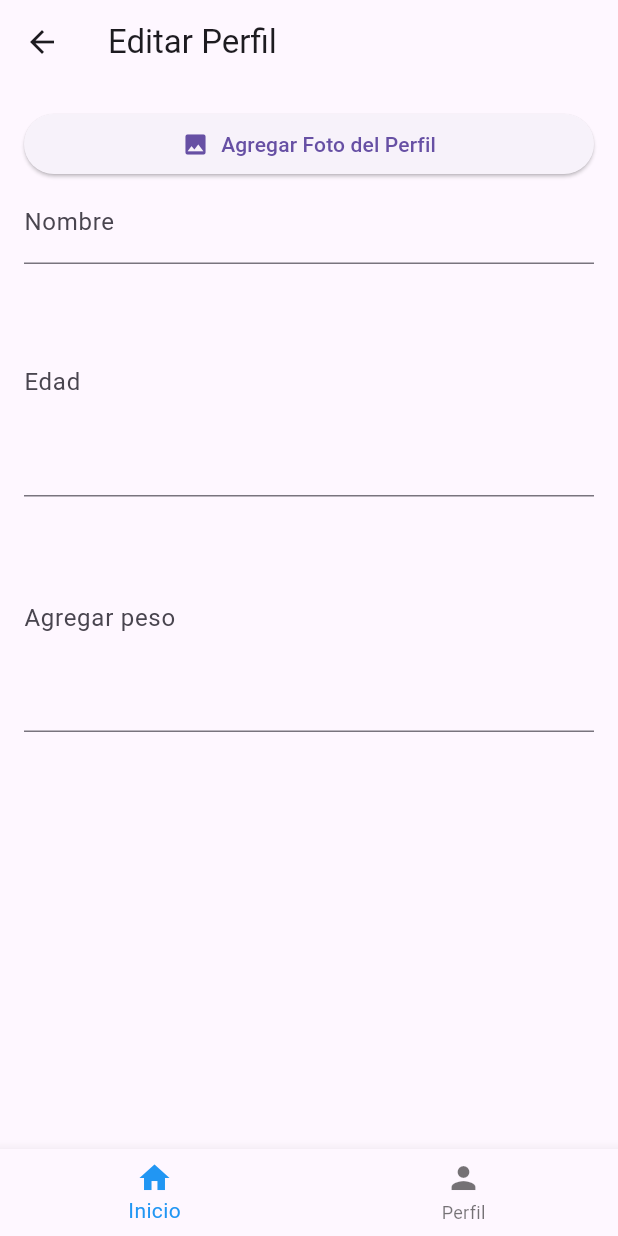
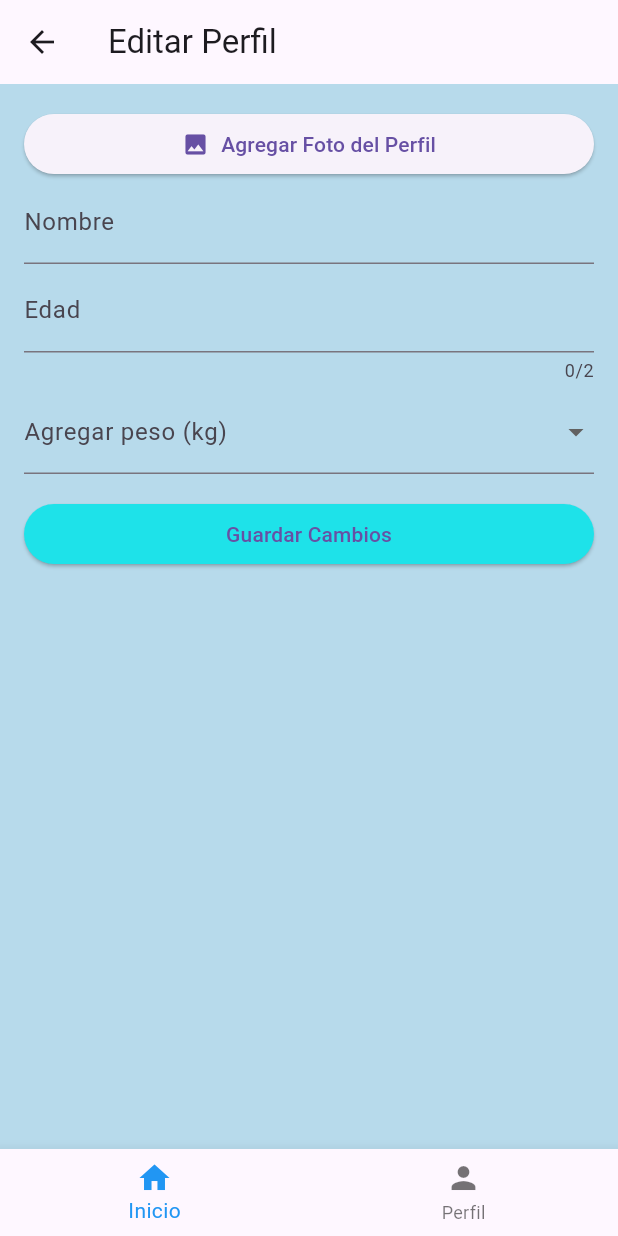
Before and after one commit to DayaCornelio/salud-eficiente, a Flutter app: the screen it shows after launch, item 2 of the bottom bar chosen, after a tap on "Agregar Foto del Perfil", on a phone screen of 412 x 824 dp. Run offline on Flutter 3.47's test engine with Material 3 defaults, Android fonts, the phone set to English and light mode, and no system bars.

Commit message:
cambios 4

```diff
--- a/lib/main.dart
+++ b/lib/main.dart
@@ -1,109 +1,5 @@
-import 'package:flutter/material.dart';
-import 'package:salud_eficiente/screen/Dermatologia.dart';
-import 'package:salud_eficiente/screen/Medico.dart';
-import 'package:salud_eficiente/screen/Odontologia.dart';
-import 'package:salud_eficiente/screen/login.dart';
-import 'package:salud_eficiente/screen/pagina_perfil.dart';
+import 'package:salud_eficiente/screen/screens.dart';
 
 void main() {
   runApp(const MyApp());
 }
-
-class MyApp extends StatelessWidget {
-  const MyApp({Key? key}) : super(key: key);
-
-  @override
-  Widget build(BuildContext context) {
-    return MaterialApp(
-      title: 'Salud Eficiente',
-      theme: ThemeData(
-        primarySwatch: Colors.blue,
-      ),
-      home: const HomePage(),
-      debugShowCheckedModeBanner: false,
-    );
-  }
-}
-
-class HomePage extends StatelessWidget {
-  const HomePage({Key? key}) : super(key: key);
-
-  @override
-  Widget build(BuildContext context) {
-    return Scaffold(
-      appBar: AppBar(
-        title: const Text('Salud Eficiente'),
-        actions: [
-          IconButton(
-            onPressed: () {
-              Navigator.pushReplacement(
-                context,
-                MaterialPageRoute(builder: (context) => const LoginPage()),
-              );
-            },
-            icon: const Icon(Icons.logout),
-          ),
-        ],
-      ),
-      body: Container(
-        margin: const EdgeInsets.all(16.0),
-        child: Column(
-          mainAxisAlignment: MainAxisAlignment.start,
-          crossAxisAlignment: CrossAxisAlignment.stretch,
-          children: <Widget>[
-            ElevatedButton(
-              onPressed: () {
-                Navigator.push(
-                  context,
-                  MaterialPageRoute(builder: (context) => const Dermatologia()),
-                );
-              },
-              child: const Text('Dermatologia'),
-            ),
-            ElevatedButton(
-              onPressed: () {
-                Navigator.push(
-                  context,
-                  MaterialPageRoute(builder: (context) => const Odontologia()),
-                );
-              },
-              child: const Text('Odontologia'),
-            ),
-            ElevatedButton(
-              onPressed: () {
-                Navigator.push(
-                  context,
-                  MaterialPageRoute(builder: (context) => const Medico()),
-                );
-              },
-              child: const Text('Medico'),
-            ),
-          ],
-        ),
-      ),
-      bottomNavigationBar: BottomNavigationBar(
-        items: const <BottomNavigationBarItem>[
-          BottomNavigationBarItem(
-            icon: Icon(Icons.home),
-            label: 'Inicio',
-          ),
-          BottomNavigationBarItem(
-            icon: Icon(Icons.person),
-            label: 'Perfil',
-          ),
-        ],
-        selectedItemColor: Colors.blue,
-        onTap: (int index) {
-          if (index == 0) {
-            // Navegar a la página de inicio si se presiona "Inicio"
-          } else if (index == 1) {
-            Navigator.push(
-              context,
-              MaterialPageRoute(builder: (context) => const ProfilePage()),
-            );
-          }
-        },
-      ),
-    );
-  }
-}
--- /dev/null
+++ b/lib/screen/StatelessWidget.dart
@@ -0,0 +1,18 @@
+import 'package:salud_eficiente/screen/screens.dart';
+
+class MyApp extends StatelessWidget {
+  const MyApp({Key? key}) : super(key: key);
+
+  @override
+  Widget build(BuildContext context) {
+    return MaterialApp(
+      title: 'Salud Eficiente',
+      theme: ThemeData(
+        primarySwatch: Colors.blue,
+      ),
+      home: const HomePage(),
+      debugShowCheckedModeBanner: false,
+      //ruta
+    );
+  }
+}
--- /dev/null
+++ b/lib/screen/home_page.dart
@@ -0,0 +1,87 @@
+import 'package:salud_eficiente/screen/screens.dart';
+import '../screen/Dermatologia.dart';
+import '../screen/Medico.dart';
+import '../screen/Odontologia.dart';
+
+class HomePage extends StatelessWidget {
+  const HomePage({Key? key}) : super(key: key);
+
+  @override
+  Widget build(BuildContext context) {
+    return Scaffold(
+      appBar: AppBar(
+        title: const Text('Salud Eficiente'),
+        actions: [
+          IconButton(
+            onPressed: () {
+              Navigator.pushReplacement(
+                context,
+                MaterialPageRoute(builder: (context) => const LoginPage()),
+              );
+            },
+            icon: const Icon(Icons.logout),
+          ),
+        ],
+      ),
+      body: Container(
+        margin: const EdgeInsets.all(16.0),
+        child: Column(
+          mainAxisAlignment: MainAxisAlignment.start,
+          crossAxisAlignment: CrossAxisAlignment.stretch,
+          children: <Widget>[
+            ElevatedButton(
+              onPressed: () {
+                Navigator.push(
+                  context,
+                  MaterialPageRoute(builder: (context) => const Dermatologia()),
+                );
+              },
+              child: const Text('Dermatologia'),
+            ),
+            ElevatedButton(
+              onPressed: () {
+                Navigator.push(
+                  context,
+                  MaterialPageRoute(builder: (context) => const Odontologia()),
+                );
+              },
+              child: const Text('Odontologia'),
+            ),
+            ElevatedButton(
+              onPressed: () {
+                Navigator.push(
+                  context,
+                  MaterialPageRoute(builder: (context) => const Medico()),
+                );
+              },
+              child: const Text('Medico'),
+            ),
+          ],
+        ),
+      ),
+      bottomNavigationBar: BottomNavigationBar(
+        items: const <BottomNavigationBarItem>[
+          BottomNavigationBarItem(
+            icon: Icon(Icons.home),
+            label: 'Inicio',
+          ),
+          BottomNavigationBarItem(
+            icon: Icon(Icons.person),
+            label: 'Perfil',
+          ),
+        ],
+        selectedItemColor: Colors.blue,
+        onTap: (int index) {
+          if (index == 0) {
+            // Navegar a la página de inicio si se presiona "Inicio"
+          } else if (index == 1) {
+            Navigator.push(
+              context,
+              MaterialPageRoute(builder: (context) => const ProfilePage()),
+            );
+          }
+        },
+      ),
+    );
+  }
+}
--- a/lib/screen/login.dart
+++ b/lib/screen/login_page.dart
@@ -1,6 +1,4 @@
-import 'package:flutter/material.dart';
-import 'package:salud_eficiente/main.dart';
-import 'package:salud_eficiente/screen/register.dart';
+import 'package:salud_eficiente/screen/screens.dart';
 
 class LoginPage extends StatelessWidget {
   const LoginPage({Key? key}) : super(key: key);
--- a/lib/screen/pagina_perfil.dart
+++ b/lib/screen/pagina_perfil.dart
@@ -1,4 +1,5 @@
 import 'package:flutter/material.dart';
+import 'package:flutter/services.dart';
 
 class ProfilePage extends StatelessWidget {
   const ProfilePage({Key? key}) : super(key: key);
@@ -9,15 +10,15 @@ class ProfilePage extends StatelessWidget {
       appBar: AppBar(
         title: const Text('Editar Perfil'),
       ),
+      backgroundColor:
+          Color.fromARGB(255, 183, 218, 235), // Color de fondo beige
       body: Padding(
         padding: const EdgeInsets.all(16.0),
         child: Column(
           crossAxisAlignment: CrossAxisAlignment.stretch,
           children: [
             ElevatedButton(
-              onPressed: () {
-                // Add functionality to handle photo upload
-              },
+              onPressed: () {},
               child: const Row(
                 mainAxisAlignment: MainAxisAlignment.center,
                 children: [
@@ -34,19 +35,49 @@ class ProfilePage extends StatelessWidget {
             ),
             const SizedBox(height: 3.0),
             TextFormField(
-              maxLines: 5,
+              inputFormatters: [FilteringTextInputFormatter.digitsOnly],
+              maxLength: 2,
+              keyboardType: TextInputType.number,
               decoration: const InputDecoration(
                 labelText: 'Edad',
               ),
             ),
             const SizedBox(height: 5.0),
-            TextFormField(
-              maxLines: 5,
+            DropdownButtonFormField<String>(
               decoration: const InputDecoration(
-                labelText: 'Agregar peso',
+                labelText: 'Agregar peso (kg)',
               ),
+              items: <String>[
+                '30-40 kg',
+                '40-50 kg',
+                '50-60 kg',
+                '60-70 kg',
+                '70-80 kg',
+                '80-90 kg',
+                '90-100 kg',
+                '100-110 kg',
+                // Agrega más opciones según sea necesario
+              ].map((String value) {
+                return DropdownMenuItem<String>(
+                  value: value,
+                  child: Text(value),
+                );
+              }).toList(),
+              onChanged: (String? newValue) {
+                // Add functionality when a weight option is selected
+              },
             ),
             const SizedBox(height: 16.0),
+            ElevatedButton(
+              onPressed: () {
+                // Add functionality to save changes
+              },
+              style: ElevatedButton.styleFrom(
+                backgroundColor: const Color.fromARGB(
+                    255, 30, 226, 233), // Color de fondo rosa
+              ),
+              child: const Text('Guardar Cambios'),
+            ),
           ],
         ),
       ),
--- a/lib/screen/register.dart
+++ b/lib/screen/register.dart
@@ -1,5 +1,5 @@
 import 'package:flutter/material.dart';
-import 'package:salud_eficiente/main.dart';
+import 'package:salud_eficiente/screen/home_page.dart';
 
 class RegisterPage extends StatelessWidget {
   const RegisterPage({Key? key}) : super(key: key);
--- /dev/null
+++ b/lib/screen/screens.dart
@@ -0,0 +1,6 @@
+export 'package:flutter/material.dart';
+export 'package:salud_eficiente/screen/home_page.dart';
+export 'package:salud_eficiente/screen/login_page.dart';
+export 'package:salud_eficiente/screen/register.dart';
+export 'package:salud_eficiente/screen/pagina_perfil.dart';
+export 'package:salud_eficiente/screen/StatelessWidget.dart';
```
Also changed, not shown: lib/router/app_routes.dart (added, +10 -0 lines).
